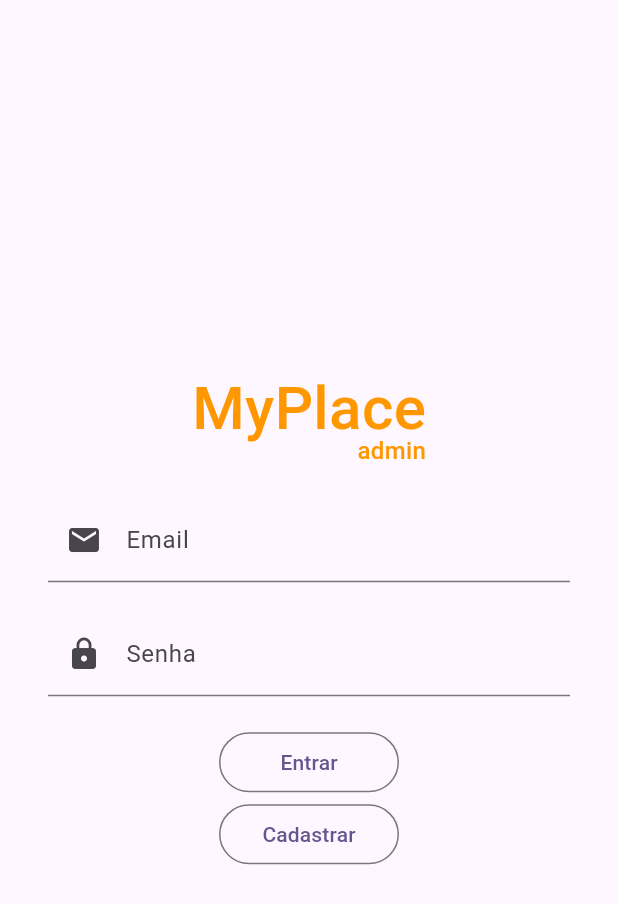
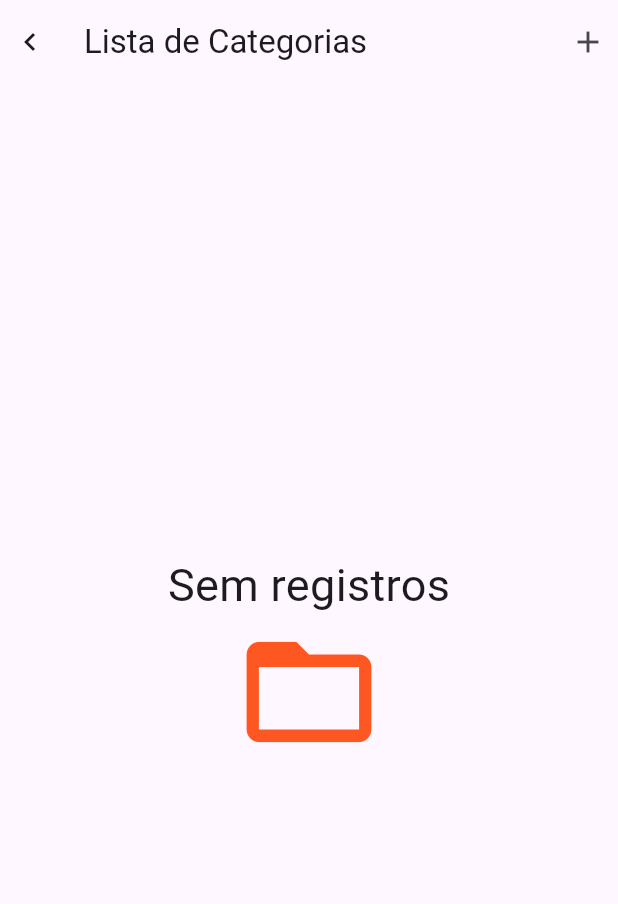
Before and after one commit to ThiagoAndradeRamalho/cardapio, a Flutter app: the screen it shows after launch, on a phone screen of 412 x 824 dp. Shown: the top 904 px of the screen. Run offline on Flutter 3.47's test engine with Material 3 defaults, Android fonts, the phone set to English and light mode, and no system bars; drawn by our look-alikes of oktoast; our stand-ins replace cloud_firestore, firebase_auth, firebase_core, logger; accounts and stored records are empty.

Commit message:
Criando categorias de produtos e sincronizando com o Firebase

```diff
--- /dev/null
+++ b/src/my_place/lib/controller/form_categoria_controller.dart
@@ -0,0 +1,3 @@
+class FormCategoriaController {
+
+}
--- /dev/null
+++ b/src/my_place/lib/controller/listaCategoriaController.dart
@@ -0,0 +1,24 @@
+import 'package:cloud_firestore/cloud_firestore.dart';
+import 'package:my_place/core/model/categoria_model.dart';
+
+class ListaCategoriaController {
+  CollectionReference categoriasRef =
+      FirebaseFirestore.instance.collection('categorias');
+
+  final Stream<QuerySnapshot> _categoriasStream =
+      FirebaseFirestore.instance.collection('categorias').snapshots();
+
+  List<CategoriaModel> getCategoriasFromDocs(List<QueryDocumentSnapshot> docs) {
+    return List.generate(docs.length, (i) {
+      final categoriaDoc = docs[i];
+      return CategoriaModel.fromJson(
+        categoriaDoc.id,
+        categoriaDoc.data() as Map<String, dynamic>,
+      );
+    });
+  }
+
+  Stream<QuerySnapshot> categoriasStream() {
+    return _categoriasStream;
+  }
+}
--- /dev/null
+++ b/src/my_place/lib/core/model/categoria_model.dart
@@ -0,0 +1,28 @@
+class CategoriaModel {
+  late String id;
+  late String nome;
+  late String descricao;
+  late String urlImagem;
+
+  CategoriaModel({
+    required this.id,
+    required this.nome,
+    required this.descricao,
+    required this.urlImagem,
+  });
+
+  CategoriaModel.fromJson(String userId, Map<String, dynamic> json) {
+    id = userId;
+    nome = json['nome'];
+    descricao = json['descricao'];
+    urlImagem = json['urlImagem'];
+  }
+
+  Map<String, dynamic> toJson() {
+    final Map<String, dynamic> data = new Map<String, dynamic>();
+    data['nome'] = nome;
+    data['descricao'] = descricao;
+    data['urlImagem'] = urlImagem;
+    return data;
+  }
+}
--- a/src/my_place/lib/main.dart
+++ b/src/my_place/lib/main.dart
@@ -1,5 +1,6 @@
 import 'package:flutter/material.dart';
 import 'package:firebase_core/firebase_core.dart';
+import 'package:my_place/pages/categoriasPage.dart';
 import 'package:my_place/pages/sigInPage.dart';
 import 'package:oktoast/oktoast.dart';
 
@@ -22,7 +23,7 @@ class MyApp extends StatelessWidget {
           colorScheme: ColorScheme.fromSeed(seedColor: Colors.deepPurple),
           useMaterial3: true,
         ),
-        home: SigInPage(),
+        home: ListaCategoriaPage(),
       )
     );
   }
--- /dev/null
+++ b/src/my_place/lib/pages/categoriasPage.dart
@@ -0,0 +1,78 @@
+import 'package:cloud_firestore/cloud_firestore.dart';
+import 'package:flutter/material.dart';
+import 'package:my_place/controller/listaCategoriaController.dart';
+import 'package:logger/logger.dart';
+import 'package:my_place/pages/form_categoria_page.dart';
+import 'package:my_place/widgets/mp_appBar.dart';
+import 'package:my_place/widgets/mp_button_icon.dart';
+import 'package:my_place/widgets/mp_empty.dart';
+import 'package:my_place/widgets/mp_list_tile.dart';
+import 'package:my_place/widgets/mp_list_view.dart';
+import 'package:my_place/widgets/mp_loading.dart';
+
+final Logger logger = Logger();
+
+class ListaCategoriaPage extends StatelessWidget {
+  ListaCategoriaPage({
+    super.key,
+  });
+
+  final _controller = ListaCategoriaController();
+
+  @override
+  Widget build(BuildContext context) {
+    //logger.i(user.email);
+    return Scaffold(
+      appBar: MPAppBar(
+        title: Text('Lista de Categorias'),
+        actions: [
+          MPButtonIcon(
+              iconData: Icons.add,
+              onTap: () {
+                Navigator.of(context).push(
+                  MaterialPageRoute(
+                    builder: (_) => FormCategoriaPage(),
+                  ),
+                );
+              })
+        ],
+      ),
+      body: StreamBuilder<QuerySnapshot>(
+        stream: _controller.categoriasStream(),
+        builder: (context, snapshot) {
+          logger.i(snapshot.hasData);
+          if (snapshot.hasData) {
+            logger.i("ENTROU");
+            final categorias =
+                _controller.getCategoriasFromDocs(snapshot.data!.docs);
+            if (categorias.isEmpty) {
+              return MPEmpty();
+            } else {
+              return MpListView(
+                  itemCount: categorias.length,
+                  itemBuilder: (context, i) => MpListTile(
+                        leading: categorias[i].urlImagem != null
+                            ? CircleAvatar(
+                                backgroundImage:
+                                    NetworkImage(categorias[i].urlImagem),
+                              )
+                            : Icon(Icons.category),
+                        trailing: IconButton(
+                          icon: Icon(Icons.delete),
+                          onPressed: () {},
+                        ),
+                        title: Text(categorias[i].nome),
+                        onTap: () {},
+                      ));
+            }
+          } else if (snapshot.connectionState == ConnectionState.waiting) {
+            return Center(
+              child: MpLoading(),
+            );
+          }
+          return MPEmpty();
+        },
+      ),
+    );
+  }
+}
--- a/src/my_place/lib/widgets/mp_appBar.dart
+++ b/src/my_place/lib/widgets/mp_appBar.dart
@@ -4,17 +4,17 @@ import 'package:my_place/widgets/mp_button_icon.dart';
 class MPAppBar extends StatelessWidget implements PreferredSizeWidget {
   const MPAppBar({
     super.key,
-    required this.tittle,
-    required this.withLeading,
+    required this.title,
+    this.withLeading = true,
     this.actions = const[],
   });
 
-  final Widget tittle;
+  final Widget title;
   final bool withLeading;
   final List<Widget> actions;
 
   @override
-  Size get preferredSize => Size.fromHeight(40);
+  Size get preferredSize => Size.fromHeight(56);
 
   @override
   Widget build(BuildContext context) {
@@ -23,12 +23,12 @@ class MPAppBar extends StatelessWidget implements PreferredSizeWidget {
         height: preferredSize.height,
         child: AppBar(
           automaticallyImplyLeading: false,
-          title: tittle,
+          title: title,
           leadingWidth: 40,
-          leading: ! withLeading ? null : MPButtonIcon(
+          leading: withLeading ? MPButtonIcon(
             iconData : Icons.chevron_left,
             onTap: () => Navigator.of(context).pop()
-          ),
+          ) : null,
           actions: actions,
         ),
       )
--- a/src/my_place/lib/widgets/mp_button_icon.dart
+++ b/src/my_place/lib/widgets/mp_button_icon.dart
@@ -10,8 +10,6 @@ class MPButtonIcon extends StatelessWidget {
   final IconData iconData;
   final Function onTap;
 
-
-
   @override
   Widget build(BuildContext context) {
     return InkWell(
@@ -21,7 +19,7 @@ class MPButtonIcon extends StatelessWidget {
         child: Icon(iconData),
       ),
       borderRadius: BorderRadius.circular(20),
-      onTap: onTap(),
+      onTap: () => onTap(),
     );
   }
 }
--- /dev/null
+++ b/src/my_place/lib/widgets/mp_empty.dart
@@ -0,0 +1,27 @@
+import 'package:flutter/material.dart';
+
+class MPEmpty extends StatelessWidget {
+  const MPEmpty({super.key});
+
+  @override
+  Widget build(BuildContext context) {
+    return Container(
+      child: Center(
+        child: Column(
+          mainAxisAlignment: MainAxisAlignment.center,
+          children: [
+            Text(
+              'Sem registros',
+              style: TextStyle(fontSize: 30),
+            ),
+            Icon(
+              Icons.folder_open,
+              size: 100,
+              color: Colors.deepOrange,
+            )
+          ],
+        ),
+      ),
+    );
+  }
+}
```
Also changed, not shown: src/my_place/lib/controller/signInController.dart (+6 -1 lines), src/my_place/lib/pages/form_categoria_page.dart (added, +13 -0 lines), src/my_place/lib/pages/homePage.dart (+28 -15 lines), src/my_place/lib/pages/sigInPage.dart (+4 -3 lines), src/my_place/lib/widgets/mp_list_tile.dart (added, +32 -0 lines), src/my_place/lib/widgets/mp_list_view.dart (added, +28 -0 lines), 1 other file.
